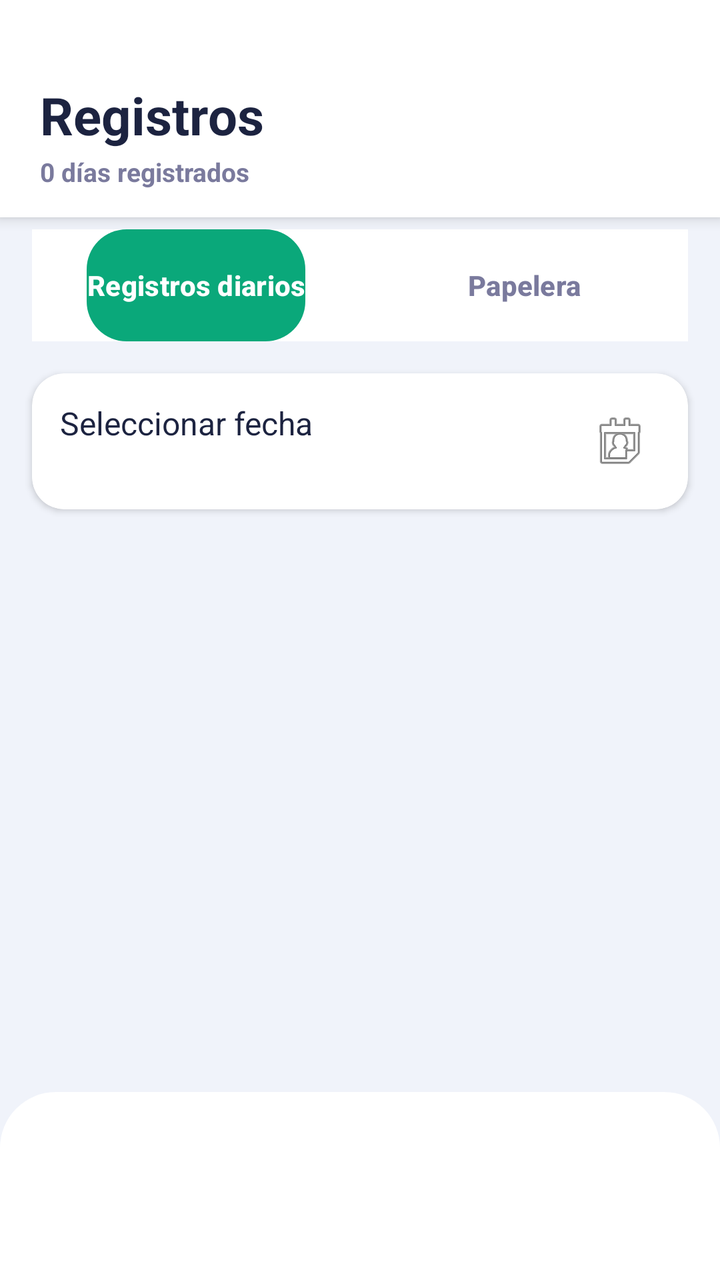
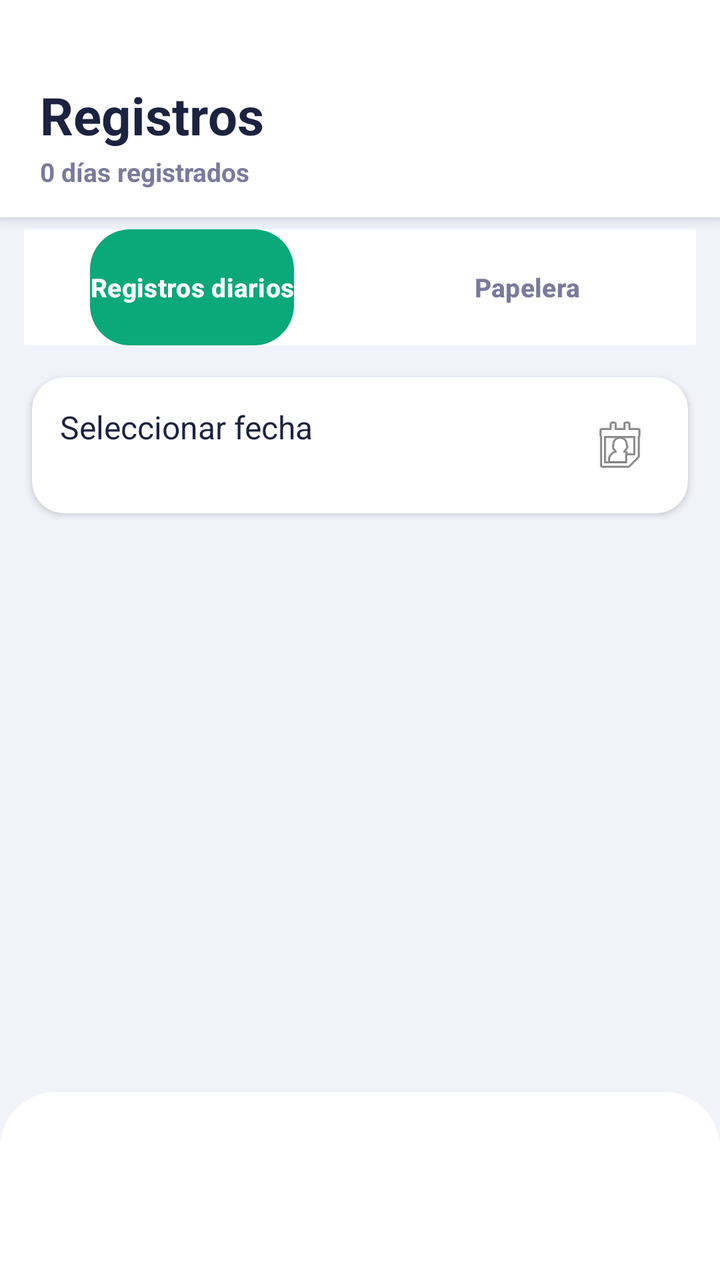

The first picture is an Android layout as it rendered before a commit; the second is the same layout after the commit. The layout source and the unified diff follow.
<!-- AndroidManifest.xml: application theme Theme.TotalDiaria -->
<!-- res/layout/activity_registros.xml -->
<?xml version="1.0" encoding="utf-8"?>
<LinearLayout
    xmlns:android="http://schemas.android.com/apk/res/android"
    xmlns:app="http://schemas.android.com/apk/res-auto"
    android:layout_width="match_parent"
    android:layout_height="match_parent"
    android:orientation="vertical"
    android:background="#F0F3FA">

    

    <LinearLayout
        android:layout_width="match_parent"
        android:layout_height="wrap_content"
        android:background="#FFFFFF"
        android:elevation="4dp"
        android:orientation="vertical"
        android:paddingStart="20dp"
        android:paddingTop="40dp"
        android:paddingEnd="20dp"
        android:paddingBottom="14dp">

        <TextView
            android:layout_width="wrap_content"
            android:layout_height="wrap_content"
            android:text="Registros"
            android:textColor="#1C2340"
            android:textSize="26sp"
            android:textStyle="bold"/>

        <TextView
            android:id="@+id/txtContadorRegistros"
            android:layout_width="wrap_content"
            android:layout_height="wrap_content"
            android:layout_marginTop="2dp"
            android:text="0 días registrados"
            android:textColor="#7A7A9D"
            android:textSize="13sp"
            android:textStyle="bold"/>

    </LinearLayout>

    

    

    <com.google.android.material.tabs.TabLayout
        android:id="@+id/tabLayoutRegistros"
        android:layout_width="match_parent"
        android:layout_height="56dp"
        android:layout_marginTop="6dp"
        android:layout_marginStart="16dp"
        android:layout_marginEnd="16dp"
        android:background="#FFFFFF"
        app:tabIndicator="@drawable/bg_tab_seleccionada"
        app:tabIndicatorColor="#0AA87A"
        app:tabIndicatorFullWidth="false"
        app:tabIndicatorGravity="stretch"
        app:tabIndicatorHeight="40dp"
        app:tabMode="fixed"
        app:tabGravity="fill"
        app:tabRippleColor="#00000000"
        app:tabTextAppearance="@style/TextoPestanaRegistros"
        app:tabTextColor="#7A7A9D"
        app:tabSelectedTextColor="#FFFFFF"
        app:tabPaddingStart="20dp"
        app:tabPaddingEnd="20dp">

        <com.google.android.material.tabs.TabItem
            android:layout_width="wrap_content"
            android:layout_height="wrap_content"
            android:text="Registros diarios"/>

        <com.google.android.material.tabs.TabItem
            android:layout_width="wrap_content"
            android:layout_height="wrap_content"
            android:text="Papelera"/>

    </com.google.android.material.tabs.TabLayout>

    

    <androidx.cardview.widget.CardView
        android:id="@+id/cardFiltroFecha"
        android:layout_width="match_parent"
        android:layout_height="wrap_content"
        android:layout_margin="16dp"
        app:cardCornerRadius="16dp"
        app:cardBackgroundColor="#FFFFFF">

        <LinearLayout
            android:layout_width="match_parent"
            android:layout_height="wrap_content"
            android:orientation="horizontal"
            android:padding="14dp">

            <TextView
                android:id="@+id/txtFechaSeleccionada"
                android:layout_width="0dp"
                android:layout_height="wrap_content"
                android:layout_weight="1"
                android:text="Seleccionar fecha"
                android:textColor="#1C2340"
                android:textSize="16sp"/>

            <ImageButton
                android:id="@+id/btnCalendario"
                android:layout_width="40dp"
                android:layout_height="40dp"
                android:background="@android:color/transparent"
                android:src="@android:drawable/ic_menu_my_calendar"/>
        </LinearLayout>

    </androidx.cardview.widget.CardView>

    

    <FrameLayout
        android:layout_width="match_parent"
        android:layout_height="0dp"
        android:layout_weight="1">

        <androidx.recyclerview.widget.RecyclerView
            android:id="@+id/recyclerRegistros"
            android:layout_width="match_parent"
            android:layout_height="match_parent"/>

        <TextView
            android:id="@+id/txtVacioRegistros"
            android:layout_width="wrap_content"
            android:layout_height="wrap_content"
            android:layout_gravity="center"
            android:text="Aún no hay registros diarios"
            android:textColor="#7A7A9D"
            android:textSize="15sp"
            android:visibility="gone"/>

        <androidx.recyclerview.widget.RecyclerView
            android:id="@+id/recyclerPapelera"
            android:layout_width="match_parent"
            android:layout_height="match_parent"
            android:visibility="gone"/>

        <TextView
            android:id="@+id/txtVaciaPapelera"
            android:layout_width="wrap_content"
            android:layout_height="wrap_content"
            android:layout_gravity="center"
            android:text="La papelera está vacía"
            android:textColor="#7A7A9D"
            android:textSize="15sp"
            android:visibility="gone"/>

    </FrameLayout>

    
    <com.google.android.material.bottomnavigation.BottomNavigationView
        android:id="@+id/bottomNav"
        style="@style/MenuInferiorCompacto"
        android:layout_width="match_parent"
        android:layout_height="wrap_content" />

</LinearLayout>
<!-- resources referenced by this layout -->
<resources>
  <!-- drawable bg_tab_seleccionada (drawable) -->
  <?xml version="1.0" encoding="utf-8"?>
  <shape xmlns:android="http://schemas.android.com/apk/res/android"
      android:shape="rectangle">
  
      <corners android:radius="20dp"/>
  
      <solid android:color="#0AA87A"/>
  
  </shape>
  <style name="MenuInferiorCompacto" parent="Widget.Material3.BottomNavigationView">
          <item name="android:background">@drawable/bg_bottom_menu</item>
          <item name="android:elevation">12dp</item>
          <item name="android:paddingTop">4dp</item>
          <item name="android:paddingBottom">10dp</item>
          <item name="itemIconSize">22dp</item>
          <item name="itemIconTint">@color/menu_colors</item>
          <item name="itemTextColor">@color/menu_colors</item>
          <item name="labelVisibilityMode">selected</item>
      </style>
  <style name="TextoPestanaRegistros" parent="TextAppearance.Design.Tab">
          <item name="android:textSize">14sp</item>
          <item name="android:textStyle">bold</item>
          <item name="android:textAllCaps">false</item>
          <item name="textAllCaps">false</item>
      </style>
  <style name="Theme.TotalDiaria" parent="Base.Theme.TotalDiaria" />
  <!-- drawable bg_bottom_menu (drawable) -->
  <?xml version="1.0" encoding="utf-8"?>
  <shape xmlns:android="http://schemas.android.com/apk/res/android">
  
      <solid android:color="#FFFFFF"/>
  
      <corners
          android:topLeftRadius="28dp"
          android:topRightRadius="28dp"/>
  
  </shape>
  <style name="Base.Theme.TotalDiaria" parent="Theme.Material3.DayNight.NoActionBar">
          <item name="android:windowAnimationStyle">@null</item>
      </style>
</resources>

<!-- the commit's change to res/layout/activity_registros.xml (unified diff, before → after) -->
@@ -47,10 +47,10 @@
     <com.google.android.material.tabs.TabLayout
         android:id="@+id/tabLayoutRegistros"
         android:layout_width="match_parent"
-        android:layout_height="56dp"
+        android:layout_height="58dp"
         android:layout_marginTop="6dp"
-        android:layout_marginStart="16dp"
-        android:layout_marginEnd="16dp"
+        android:layout_marginStart="12dp"
+        android:layout_marginEnd="12dp"
         android:background="#FFFFFF"
         app:tabIndicator="@drawable/bg_tab_seleccionada"
         app:tabIndicatorColor="#0AA87A"
@@ -59,12 +59,13 @@
         app:tabIndicatorHeight="40dp"
         app:tabMode="fixed"
         app:tabGravity="fill"
+        app:tabMinWidth="136dp"
         app:tabRippleColor="#00000000"
         app:tabTextAppearance="@style/TextoPestanaRegistros"
         app:tabTextColor="#7A7A9D"
         app:tabSelectedTextColor="#FFFFFF"
-        app:tabPaddingStart="20dp"
-        app:tabPaddingEnd="20dp">
+        app:tabPaddingStart="12dp"
+        app:tabPaddingEnd="12dp">
 
         <com.google.android.material.tabs.TabItem
             android:layout_width="wrap_content"
<!-- resource entries referenced after the edit -->
@@ -21,7 +21,7 @@
           <item name="labelVisibilityMode">selected</item>
       </style>
   <style name="TextoPestanaRegistros" parent="TextAppearance.Design.Tab">
-          <item name="android:textSize">14sp</item>
+          <item name="android:textSize">13sp</item>
           <item name="android:textStyle">bold</item>
           <item name="android:textAllCaps">false</item>
           <item name="textAllCaps">false</item>
